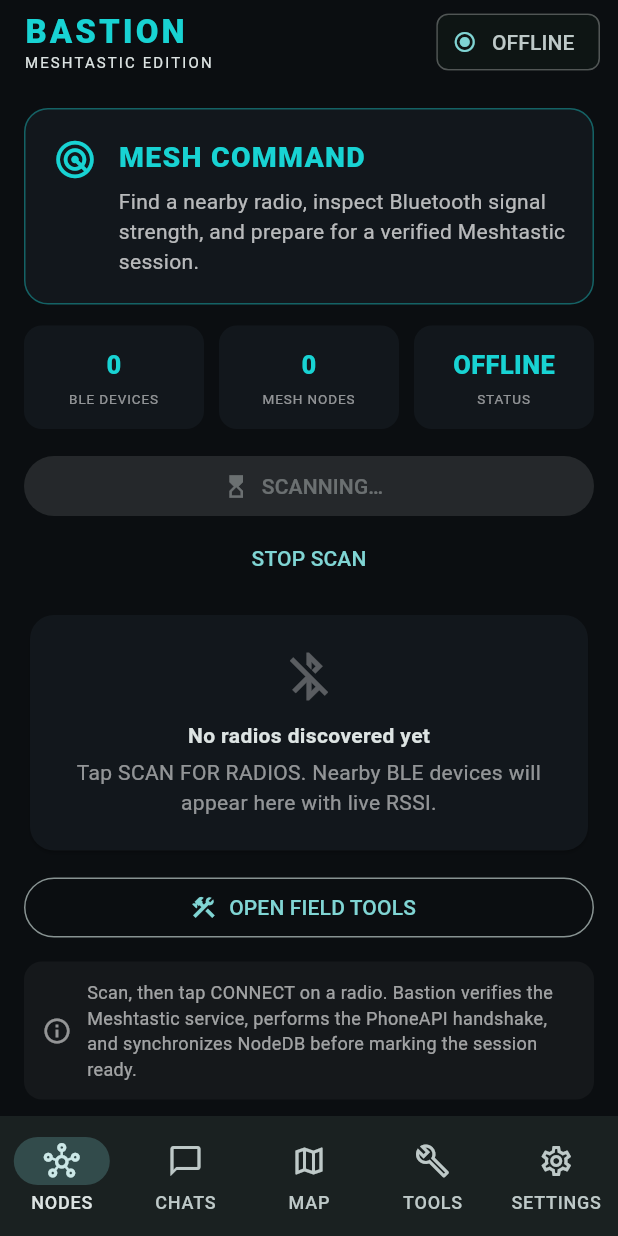
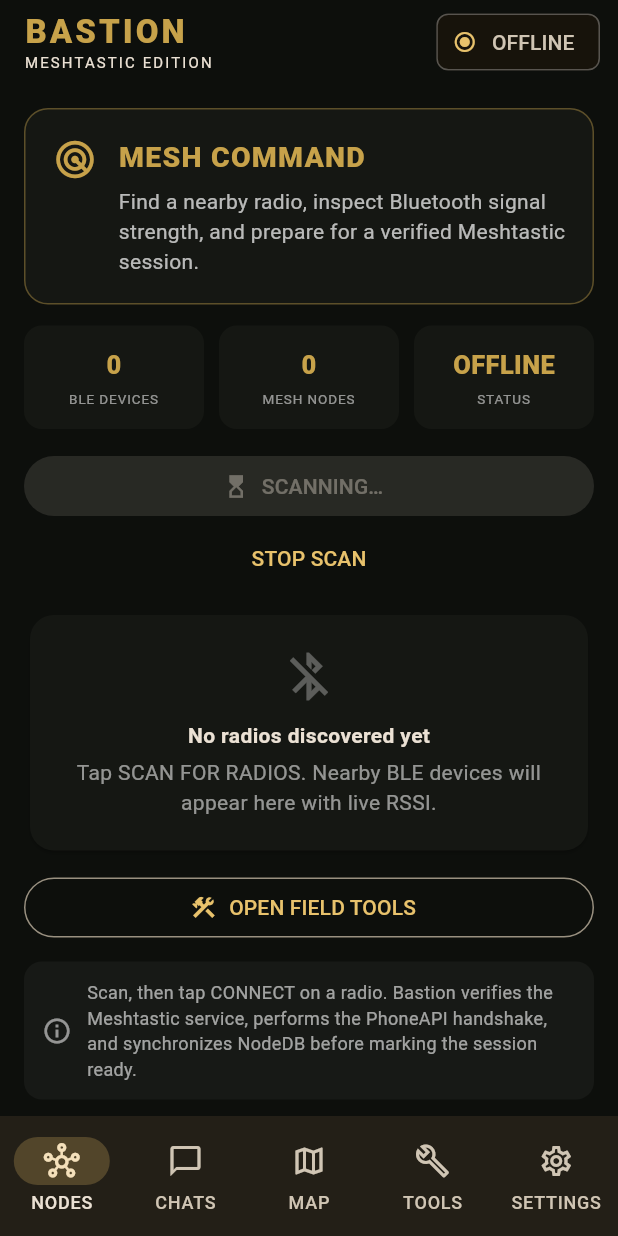
Before and after one commit to charlottemeshtastic/Bastion-Meshtastic, a Flutter app: the screen it shows after launch, after a tap on "SCAN FOR RADIOS", on a phone screen of 412 x 824 dp. Run offline on Flutter 3.47's test engine with Material 3 defaults, Android fonts, the phone set to English and light mode, and no system bars; missing offline and left inert: universal_ble.

Commit message:
Replace cyan UI with muted field signal palette

```diff
--- a/lib/main.dart
+++ b/lib/main.dart
@@ -8,8 +8,8 @@
 
 class BastionMeshtasticApp extends StatelessWidget {
   const BastionMeshtasticApp({super.key});
-  static const cyan = Color(0xFF18D3D3);
-  static const panel = Color(0xFF12171C);
+  static const signal = Color(0xFFC7A24A);
+  static const panel = Color(0xFF151713);
 
   @override
   Widget build(BuildContext context) => MaterialApp(
@@ -18,9 +18,9 @@
     theme: ThemeData(
       useMaterial3: true,
       brightness: Brightness.dark,
-      scaffoldBackgroundColor: const Color(0xFF0B0E11),
-      colorScheme: ColorScheme.fromSeed(seedColor: cyan, brightness: Brightness.dark),
-      appBarTheme: const AppBarTheme(backgroundColor: Color(0xFF0B0E11)),
+      scaffoldBackgroundColor: const Color(0xFF0D0F0C),
+      colorScheme: ColorScheme.fromSeed(seedColor: signal, brightness: Brightness.dark),
+      appBarTheme: const AppBarTheme(backgroundColor: Color(0xFF0D0F0C)),
       cardTheme: CardThemeData(
         color: panel,
         shape: RoundedRectangleBorder(borderRadius: BorderRadius.circular(16)),
@@ -62,7 +62,7 @@
     appBar: AppBar(
       title: const Column(crossAxisAlignment: CrossAxisAlignment.start, children: [
         Text('BASTION', style: TextStyle(fontWeight: FontWeight.w900,
-          color: BastionMeshtasticApp.cyan, letterSpacing: 2)),
+          color: BastionMeshtasticApp.signal, letterSpacing: 2)),
         Text('MESHTASTIC EDITION', style: TextStyle(fontSize: 10, letterSpacing: 1.4)),
       ]),
       actions: [
@@ -415,7 +415,7 @@
           const SizedBox(height: 10),
           Card(child: SwitchListTile(
             secondary: const Icon(Icons.smart_toy_outlined,
-              color: BastionMeshtasticApp.cyan),
+              color: BastionMeshtasticApp.signal),
             title: const Text('BOT MODE',
               style: TextStyle(fontWeight: FontWeight.bold)),
             subtitle: Text(widget.botMode
@@ -425,7 +425,7 @@
             onChanged: widget.onBotModeChanged,
           )),
           Card(child: ExpansionTile(
-            leading: const Icon(Icons.tune, color: BastionMeshtasticApp.cyan),
+            leading: const Icon(Icons.tune, color: BastionMeshtasticApp.signal),
             title: const Text('BOT RESPONSE',
               style: TextStyle(fontWeight: FontWeight.bold)),
             childrenPadding: const EdgeInsets.fromLTRB(16, 0, 16, 16),
@@ -475,11 +475,11 @@
         height: 280,
         decoration: BoxDecoration(color: BastionMeshtasticApp.panel,
           borderRadius: BorderRadius.circular(18),
-          border: Border.all(color: BastionMeshtasticApp.cyan.withValues(alpha: .25))),
+          border: Border.all(color: BastionMeshtasticApp.signal.withValues(alpha: .25))),
         child: const Stack(children: [
           Center(child: Icon(Icons.terrain, size: 110, color: Colors.white10)),
           Center(child: Column(mainAxisSize: MainAxisSize.min, children: [
-            Icon(Icons.location_off_outlined, size: 42, color: BastionMeshtasticApp.cyan),
+            Icon(Icons.location_off_outlined, size: 42, color: BastionMeshtasticApp.signal),
             SizedBox(height: 10),
             Text('WAITING FOR POSITION DATA', style: TextStyle(fontWeight: FontWeight.bold)),
             SizedBox(height: 5),
@@ -532,7 +532,7 @@
         detail: 'Practical utilities you can use before and during a deployment.'),
       const SizedBox(height: 14),
       Card(child: ExpansionTile(
-        leading: const Icon(Icons.battery_charging_full, color: BastionMeshtasticApp.cyan),
+        leading: const Icon(Icons.battery_charging_full, color: BastionMeshtasticApp.signal),
         title: const Text('BATTERY RUNTIME', style: TextStyle(fontWeight: FontWeight.bold)),
         subtitle: const Text('Estimate runtime from capacity and average current'),
         childrenPadding: const EdgeInsets.fromLTRB(16, 0, 16, 16),
@@ -552,11 +552,11 @@
             Padding(padding: const EdgeInsets.only(top: 12),
               child: Text('Estimated runtime: ${runtime!.toStringAsFixed(1)} hours',
                 style: const TextStyle(fontSize: 18, fontWeight: FontWeight.bold,
-                  color: BastionMeshtasticApp.cyan))),
+                  color: BastionMeshtasticApp.signal))),
         ],
       )),
       const Card(child: ExpansionTile(
-        leading: Icon(Icons.signal_cellular_alt, color: BastionMeshtasticApp.cyan),
+        leading: Icon(Icons.signal_cellular_alt, color: BastionMeshtasticApp.signal),
         title: Text('RSSI FIELD REFERENCE', style: TextStyle(fontWeight: FontWeight.bold)),
         subtitle: Text('Quick Bluetooth signal-strength guide'),
         childrenPadding: EdgeInsets.fromLTRB(16, 0, 16, 16),
@@ -570,7 +570,7 @@
       )),
       Card(child: ExpansionTile(
         initiallyExpanded: true,
-        leading: const Icon(Icons.checklist, color: BastionMeshtasticApp.cyan),
+        leading: const Icon(Icons.checklist, color: BastionMeshtasticApp.signal),
         title: const Text('DEPLOYMENT CHECKLIST', style: TextStyle(fontWeight: FontWeight.bold)),
         subtitle: Text('${checked.length}/${checklist.length} ready'),
         children: [
@@ -584,7 +584,7 @@
         ],
       )),
       Card(child: ListTile(
-        leading: const Icon(Icons.bluetooth_searching, color: BastionMeshtasticApp.cyan),
+        leading: const Icon(Icons.bluetooth_searching, color: BastionMeshtasticApp.signal),
         title: const Text('RADIO SCANNER', style: TextStyle(fontWeight: FontWeight.bold)),
         subtitle: Text('${widget.discovery.results.length} BLE devices currently discovered'),
         trailing: const Icon(Icons.chevron_right),
@@ -621,7 +621,7 @@
       const Card(child: ListTile(
         leading: Icon(Icons.security_outlined), title: Text('Safety mode'),
         subtitle: Text('No unverified device is treated as a mesh node'),
-        trailing: Icon(Icons.verified_user_outlined, color: BastionMeshtasticApp.cyan))),
+        trailing: Icon(Icons.verified_user_outlined, color: BastionMeshtasticApp.signal))),
       const Card(child: ListTile(
         leading: Icon(Icons.info_outline), title: Text('Bastion Meshtastic'),
         subtitle: Text('Development build • Independent Meshtastic companion'))),
@@ -642,13 +642,13 @@
     padding: const EdgeInsets.all(18),
     decoration: BoxDecoration(color: BastionMeshtasticApp.panel,
       borderRadius: BorderRadius.circular(16),
-      border: Border.all(color: BastionMeshtasticApp.cyan.withValues(alpha: .4))),
+      border: Border.all(color: BastionMeshtasticApp.signal.withValues(alpha: .4))),
     child: Row(crossAxisAlignment: CrossAxisAlignment.start, children: [
-      Icon(icon, color: BastionMeshtasticApp.cyan, size: 30),
+      Icon(icon, color: BastionMeshtasticApp.signal, size: 30),
       const SizedBox(width: 14),
       Expanded(child: Column(crossAxisAlignment: CrossAxisAlignment.start, children: [
         Text(title, style: const TextStyle(fontSize: 19, fontWeight: FontWeight.w900,
-          color: BastionMeshtasticApp.cyan, letterSpacing: .8)),
+          color: BastionMeshtasticApp.signal, letterSpacing: .8)),
         const SizedBox(height: 6),
         Text(detail, style: const TextStyle(height: 1.4, color: Colors.white70)),
       ])),
@@ -667,7 +667,7 @@
       borderRadius: BorderRadius.circular(12)),
     child: Column(children: [
       Text(value, style: const TextStyle(fontWeight: FontWeight.w900,
-        fontSize: 17, color: BastionMeshtasticApp.cyan)),
+        fontSize: 17, color: BastionMeshtasticApp.signal)),
       const SizedBox(height: 4),
       Text(label, textAlign: TextAlign.center,
         style: const TextStyle(fontSize: 9, color: Colors.white54, letterSpacing: .6)),
@@ -725,7 +725,7 @@
     child: Row(children: [
       SizedBox(width: 80, child: Text(value,
         style: const TextStyle(fontWeight: FontWeight.bold,
-          color: BastionMeshtasticApp.cyan))),
+          color: BastionMeshtasticApp.signal))),
       Expanded(child: Text(label)),
     ]),
   );
```
